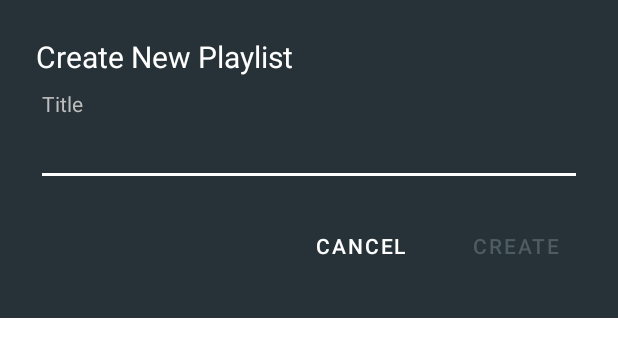
After one commit to mabahmani/radioamin-android, an Android app: the layout dialog_create_playlist.xml on its own in the app's theme, with its tools: preview values and no code run, on a phone screen of 412 x 824 dp. The commit adds this screen. Shown: the top 357 px of the screen. Run offline under Robolectric (Android 15) with nearby library versions, the phone set to English and light mode, and no system bars.

Commit message:
impl create new playlist

```diff
--- /dev/null
+++ b/app/src/main/res/layout/dialog_create_playlist.xml
@@ -0,0 +1,89 @@
+<?xml version="1.0" encoding="utf-8"?>
+<layout xmlns:android="http://schemas.android.com/apk/res/android"
+    xmlns:app="http://schemas.android.com/apk/res-auto">
+
+    <data>
+
+    </data>
+
+    <androidx.constraintlayout.widget.ConstraintLayout
+        android:layout_width="match_parent"
+        android:layout_height="wrap_content">
+
+        <LinearLayout
+            android:layout_width="match_parent"
+            android:layout_height="wrap_content"
+            android:orientation="vertical"
+            app:layout_constraintTop_toTopOf="parent"
+            android:background="@color/color6"
+            android:padding="24dp">
+
+            <androidx.appcompat.widget.AppCompatTextView
+                android:layout_width="wrap_content"
+                android:layout_height="wrap_content"
+                android:text="@string/create_new_playlist"
+                android:textSize="20sp"
+                android:textColor="@color/white"
+                fontPath="fonts/OpenSans-ExtraBold.ttf" />
+
+            <LinearLayout
+                android:layout_width="match_parent"
+                android:layout_height="wrap_content"
+                android:orientation="vertical"
+                android:layout_marginTop="8dp">
+
+                <androidx.appcompat.widget.AppCompatTextView
+                    android:layout_width="wrap_content"
+                    android:layout_height="wrap_content"
+                    android:text="@string/title"
+                    android:textColor="@color/color10"
+                    android:layout_marginStart="4dp"
+                    android:layout_marginEnd="4dp" />
+
+                <androidx.appcompat.widget.AppCompatEditText
+                    android:id="@+id/title"
+                    android:layout_width="match_parent"
+                    android:layout_height="wrap_content"
+                    android:textColor="@color/white"
+                    android:inputType="text" />
+
+            </LinearLayout>
+
+            <LinearLayout
+                android:layout_width="wrap_content"
+                android:layout_height="wrap_content"
+                android:orientation="horizontal"
+                android:layout_gravity="end"
+                android:layout_marginTop="16dp"
+                >
+
+                <Button
+                    android:id="@+id/negativeButton"
+                    android:layout_width="wrap_content"
+                    android:layout_height="wrap_content"
+                    android:text="@string/cancel"
+                    android:layout_gravity="center_horizontal"
+                    android:textColor="@color/white"
+                    android:layout_marginEnd="16dp"
+                    android:layout_marginStart="16dp"
+                    style="@style/Widget.MaterialComponents.Button.TextButton"
+                    />
+
+                <Button
+                    android:id="@+id/positiveButton"
+                    android:layout_width="wrap_content"
+                    android:layout_height="wrap_content"
+                    android:text="@string/create"
+                    android:layout_gravity="center_horizontal"
+                    android:textColor="@color/color5"
+                    android:enabled="false"
+                    style="@style/Widget.MaterialComponents.Button.TextButton"
+                    />
+
+            </LinearLayout>
+
+        </LinearLayout>
+
+
+    </androidx.constraintlayout.widget.ConstraintLayout>
+</layout>
--- a/app/src/main/res/values/strings.xml
+++ b/app/src/main/res/values/strings.xml
@@ -20,4 +20,8 @@
     <string name="not_now">Not Now</string>
     <string name="read_file_permission_title">Play audio files from your device?</string>
     <string name="read_file_permission_description">Allow Radioamin to access and play music files</string>
+    <string name="title">Title</string>
+    <string name="create_new_playlist">Create New Playlist</string>
+    <string name="cancel">Cancel</string>
+    <string name="create">Create</string>
 </resources>
```
Also changed, not shown: app/src/main/java/ir/mab/radioamin/repo/DevicePlaylistRepository.kt (+12 -2 lines), app/src/main/java/ir/mab/radioamin/ui/deviceonly/DevicePlaylistsFragment.kt (+60 -0 lines), app/src/main/java/ir/mab/radioamin/vm/DevicePlaylistsViewModel.kt (+9 -0 lines), app/src/main/res/layout/fragment_device_playlists.xml (+5 -2 lines).
